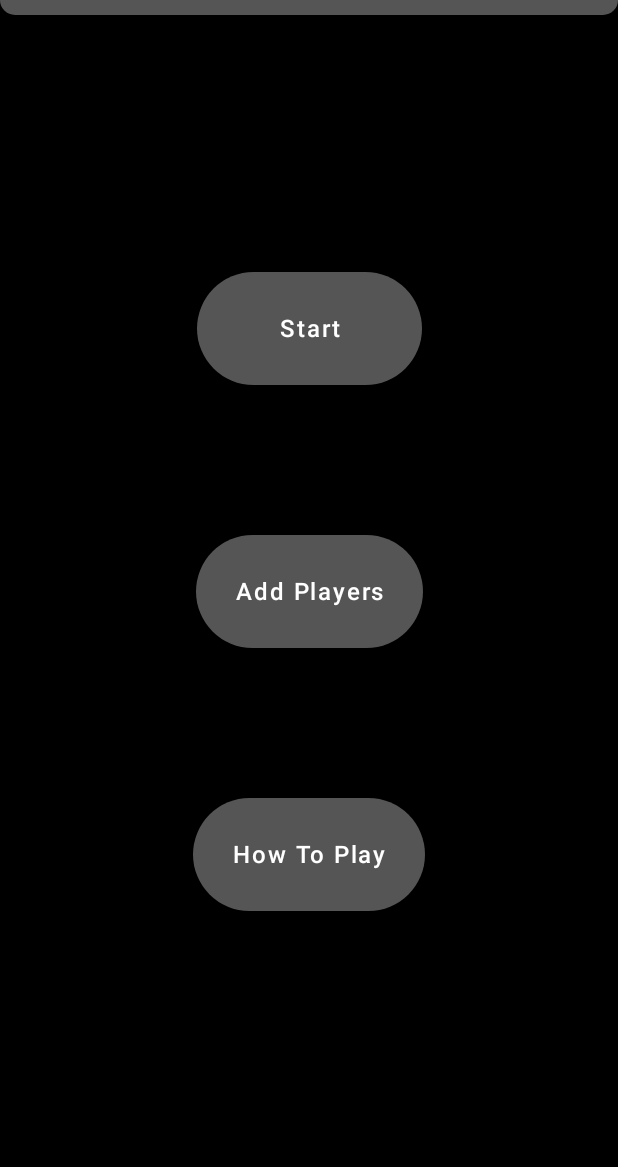
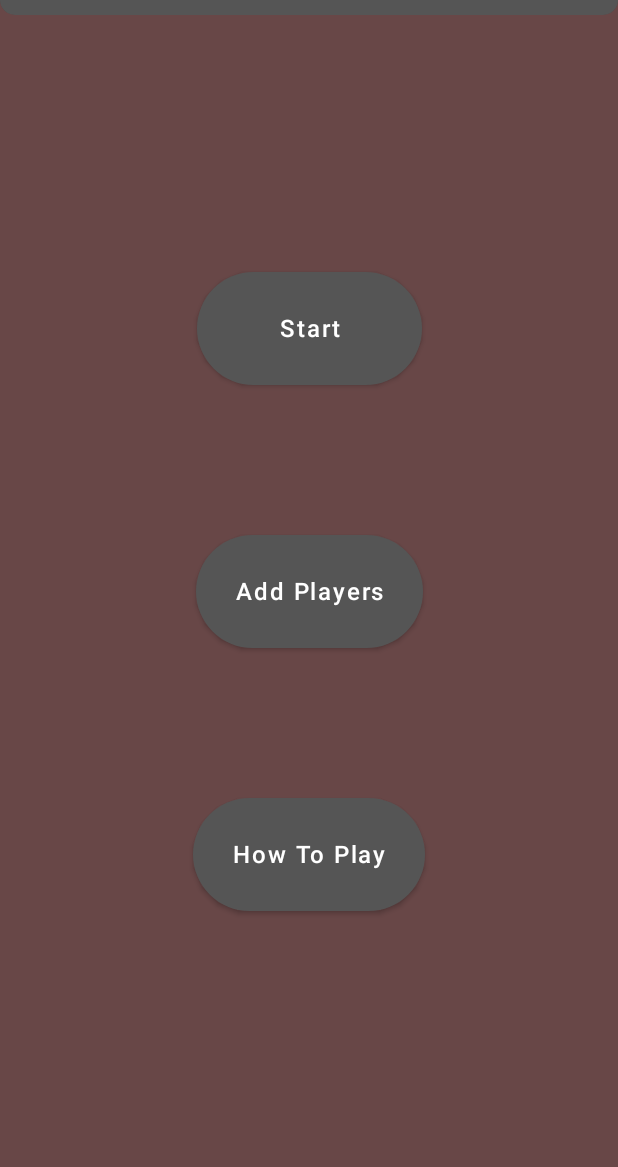
Before and after one commit to mo1117/Booze-Blaster, an Android app built with Jetpack Compose: the screen it shows after launch (MainActivity), on a phone screen of 412 x 824 dp, the part 69-1236 px from its top. Run offline under Robolectric (Android 15) with nearby library versions, the phone set to English and light mode, and no system bars; pictures from the network do not load.

Commit message:
color fix for presentation lmao

```diff
--- a/app/src/main/java/com/boozeblaster/ui/theme/Color.kt
+++ b/app/src/main/java/com/boozeblaster/ui/theme/Color.kt
@@ -10,7 +10,7 @@ val Purple700 = Color(0xFF3700B3)
 val Teal200 = Color(0xFF03DAC5)
 
 val DarkAppBar = Color(0xFF555555)
-val DarkBackGround = Color(0xFF000000)
+val DarkBackGround = Color(0xFF684747)
 val DarkFontColor = Color.White
 
 val LightAppBar = Color(0xFFCCCCCC)
```
